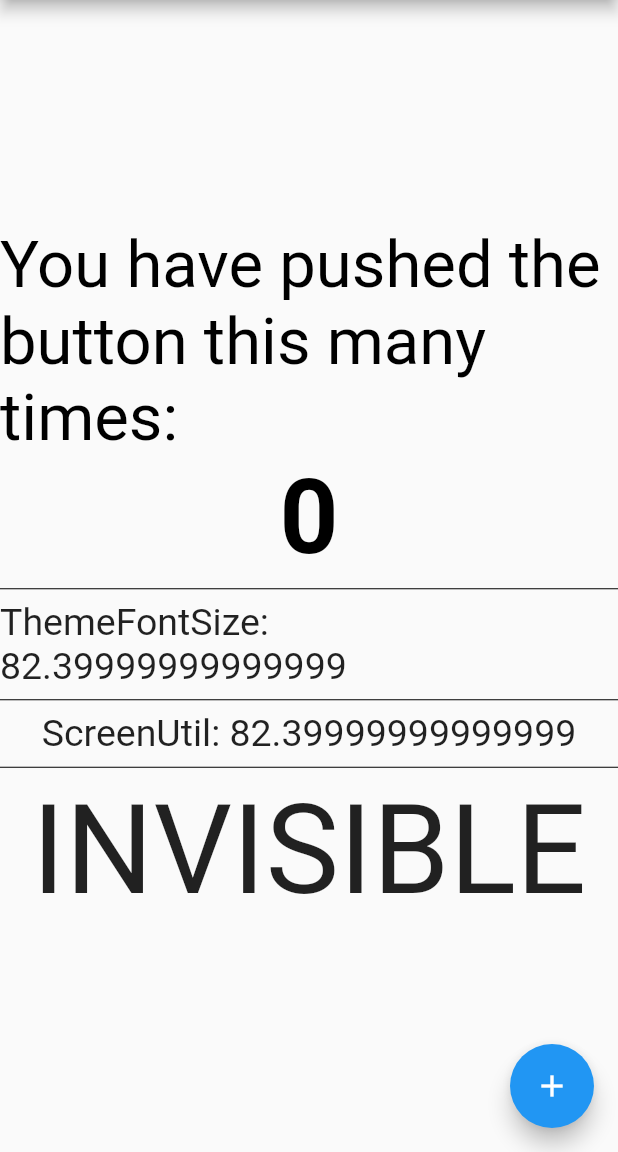
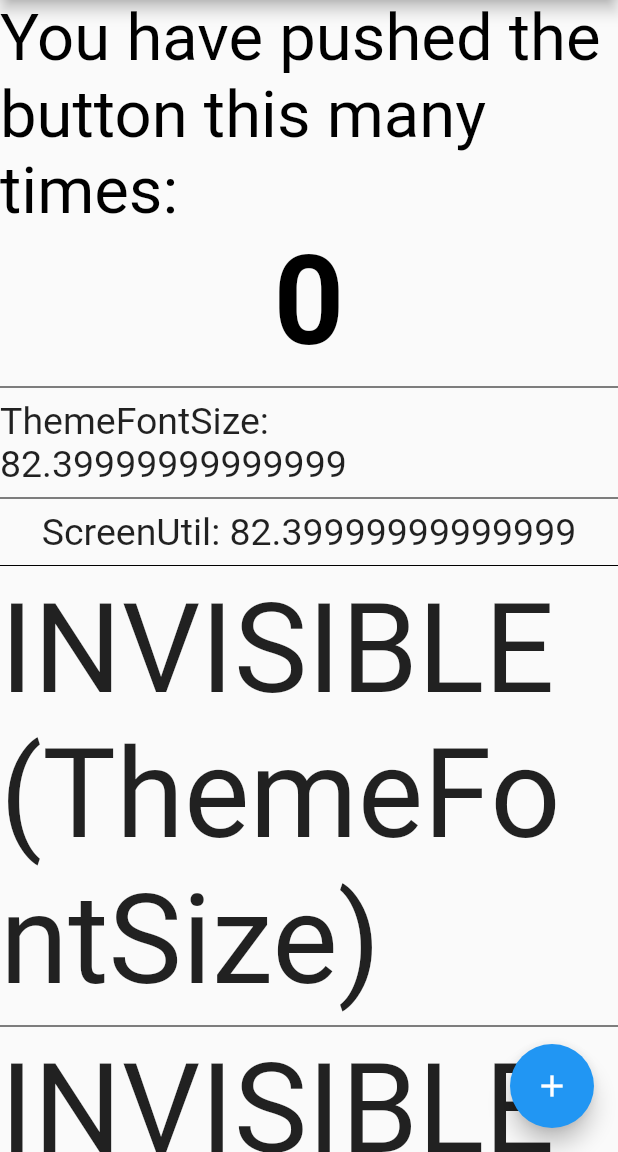
Before and after one commit to daniudo557/screen-utils-example, a Flutter app: the screen it shows after launch, on a phone screen of 412 x 824 dp, the part 84-1236 px from its top. Run offline on Flutter 3.47's test engine with Material 2 defaults, Android fonts, the phone set to English and light mode, and no system bars; our stand-ins replace flutter_screenutil.

Commit message:
Create new class with constructor to avoid the error

```diff
--- a/lib/resources/theme.dart
+++ b/lib/resources/theme.dart
@@ -2,55 +2,83 @@ import 'package:flutter/material.dart';
 import 'package:flutter_screenutil/flutter_screenutil.dart';
 
 class ThemeFontSize {
-  static num x13Large = 190.nsp;
-  static num x12Large = 168.nsp;
-  static num x11Large = 140.nsp;
-  static num x10Large = 126.nsp;
-  static num x9Large = 126.nsp;
-  static num x8Large = 108.nsp;
-  static num x7Large = 94.nsp;
-  static num x6Large = 86.nsp;
-  static num x5Large = 78.nsp;
-  static num x4Large = 72.nsp;
-  static num x3Large = 68.nsp;
-  static num x2Large = 60.nsp;
-  static num x1Large = 52.nsp;
-  static num large = 48.nsp;
+  ThemeFontSize()
+      : x13Large = 190.nsp,
+        x12Large = 168.nsp,
+        x11Large = 140.nsp,
+        x10Large = 126.nsp,
+        x9Large = 126.nsp,
+        x8Large = 108.nsp,
+        x7Large = 94.nsp,
+        x6Large = 86.nsp,
+        x5Large = 78.nsp,
+        x4Large = 72.nsp,
+        x3Large = 68.nsp,
+        x2Large = 60.nsp,
+        x1Large = 52.nsp,
+        large = 48.nsp,
+        medium = 44.nsp,
+        small = 41.nsp,
+        x1Small = 38.nsp,
+        x2Small = 34.nsp,
+        x3Small = 30.nsp,
+        button = 41.nsp;
 
-  static num medium = 44.nsp;
+  final double x13Large;
+  final double x12Large;
+  final double x11Large;
+  final double x10Large;
+  final double x9Large;
+  final double x8Large;
+  final double x7Large;
+  final double x6Large;
+  final double x5Large;
+  final double x4Large;
+  final double x3Large;
+  final double x2Large;
+  final double x1Large;
+  final double large;
 
-  static num small = 41.nsp;
-  static num x1Small = 38.nsp;
-  static num x2Small = 34.nsp;
-  static num x3Small = 30.nsp;
+  final double medium;
 
-  static num button = medium;
+  final double small;
+  final double x1Small;
+  final double x2Small;
+  final double x3Small;
+
+  final double button;
 }
 
-ThemeData getThemeData() => ThemeData(
+class ThemeFontSizeWithoutConstructor {
+  static num x4Large = 72.nsp;
+}
+
+ThemeData getThemeData() {
+  ThemeFontSize themeFontSize = ThemeFontSize();
+  return ThemeData(
     textTheme: TextTheme(
       button: TextStyle(
         fontWeight: FontWeight.w600,
-          fontSize: ThemeFontSize.button,
+        fontSize: themeFontSize.button,
       ),
       headline1: TextStyle(
         color: Colors.black,
         fontWeight: FontWeight.bold,
-          fontSize: ThemeFontSize.x5Large,
+        fontSize: themeFontSize.x5Large,
       ),
       headline2: TextStyle(
         color: Colors.black,
         fontWeight: FontWeight.bold,
-          fontSize: ThemeFontSize.x4Large,
+        fontSize: ThemeFontSize().x4Large,
       ),
       headline3: TextStyle(
         color: Colors.black,
         fontWeight: FontWeight.bold,
-          fontSize: ThemeFontSize.x3Large,
+        fontSize: themeFontSize.x3Large,
       ),
       headline4: TextStyle(
         color: Colors.black,
-          fontSize: ThemeFontSize.x2Large,
+        fontSize: ThemeFontSizeWithoutConstructor.x4Large,
         fontWeight: FontWeight.w600,
       ),
       headline5: TextStyle(),
@@ -58,21 +86,22 @@ ThemeData getThemeData() => ThemeData(
       subtitle1: TextStyle(
         color: Colors.black,
         fontWeight: FontWeight.bold,
-          fontSize: ThemeFontSize.x2Large,
+        fontSize: themeFontSize.x2Large,
       ),
       subtitle2: TextStyle(
         color: Colors.black,
-          fontSize: ThemeFontSize.x1Large,
+        fontSize: themeFontSize.x1Large,
       ),
       bodyText1: TextStyle(
         color: Colors.black,
-          fontSize: ThemeFontSize.medium,
+        fontSize: themeFontSize.medium,
       ),
       bodyText2: TextStyle(
         color: Colors.black,
-          fontSize: ThemeFontSize.x1Small,
+        fontSize: themeFontSize.x1Small,
       ),
       caption: TextStyle(),
       overline: TextStyle(),
     ),
   );
+}
--- a/lib/screens/home_screen.dart
+++ b/lib/screens/home_screen.dart
@@ -37,7 +37,7 @@ class _HomeScreenState extends State<HomeScreen> {
             ),
             Divider(color: Colors.black),
             Text(
-              'ThemeFontSize: ${ThemeFontSize.x4Large}',
+              'ThemeFontSize: ${ThemeFontSize().x4Large}',
               style: TextStyle(
                 color: Colors.black87,
                 fontWeight: FontWeight.normal,
@@ -55,8 +55,16 @@ class _HomeScreenState extends State<HomeScreen> {
             ),
             Divider(color: Colors.black),
             Text(
-              'INVISIBLE',
+              'INVISIBLE (ThemeFontSize)',
               style: Theme.of(context).textTheme.headline2.copyWith(
+                    color: Colors.black87,
+                    fontWeight: FontWeight.normal,
+                  ),
+            ),
+            Divider(color: Colors.black),
+            Text(
+              'INVISIBLE (ThemeFontSizeWithoutConstructor)',
+              style: Theme.of(context).textTheme.headline4.copyWith(
                     color: Colors.black87,
                     fontWeight: FontWeight.normal,
                   ),
```
Lines whose indentation alone changed are shown as unchanged.
